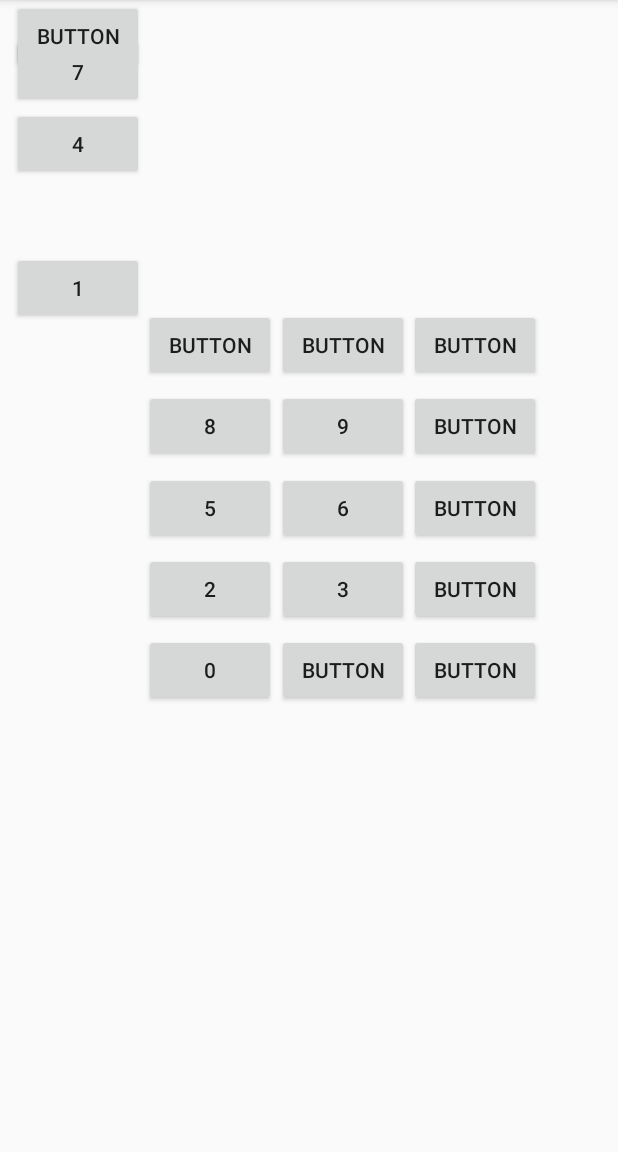
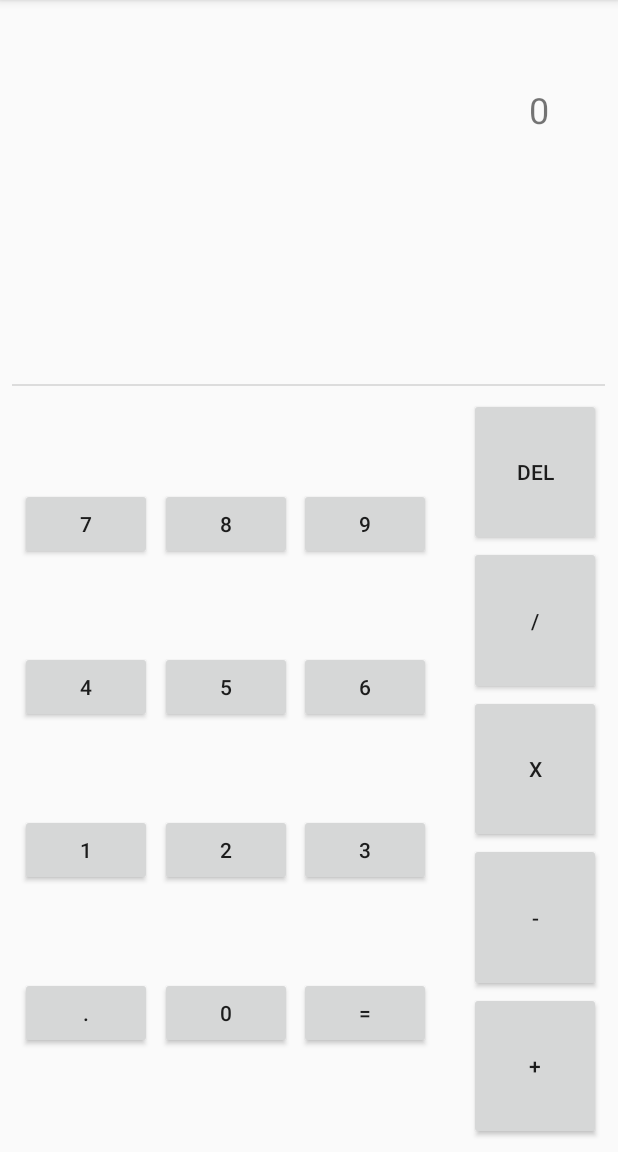
Before and after one commit to aidenchang07/Ch02_002, an Android app: the screen it shows after launch (MainActivity), on a phone screen of 412 x 824 dp, the part 84-1236 px from its top. Run offline under Robolectric (Android 15) with nearby library versions, the phone set to English and light mode, and no system bars.

Commit message:
按鍵擺放完成

```diff
--- a/app/src/main/res/layout/activity_main.xml
+++ b/app/src/main/res/layout/activity_main.xml
@@ -11,32 +11,35 @@
         android:layout_width="wrap_content"
         android:layout_height="wrap_content"
         android:layout_marginStart="8dp"
-        android:layout_marginTop="248dp"
+        android:layout_marginTop="8dp"
         android:text="@string/button_seven"
         app:layout_constraintBottom_toTopOf="@+id/button_four"
         app:layout_constraintEnd_toStartOf="@+id/button_eight"
         app:layout_constraintStart_toStartOf="parent"
-        app:layout_constraintTop_toTopOf="parent" />
+        app:layout_constraintTop_toBottomOf="@+id/divider" />
 
     <Button
         android:id="@+id/button_eight"
         android:layout_width="wrap_content"
         android:layout_height="wrap_content"
+        android:layout_marginTop="8dp"
         android:text="@string/button_eight"
         app:layout_constraintBottom_toTopOf="@+id/button_five"
         app:layout_constraintEnd_toStartOf="@+id/button_nine"
         app:layout_constraintStart_toEndOf="@+id/button_seven"
-        app:layout_constraintTop_toBottomOf="@+id/button17" />
+        app:layout_constraintTop_toBottomOf="@+id/divider" />
 
     <Button
         android:id="@+id/button_nine"
         android:layout_width="wrap_content"
         android:layout_height="wrap_content"
+        android:layout_marginTop="8dp"
+        android:layout_marginEnd="8dp"
         android:text="@string/button_nine"
         app:layout_constraintBottom_toTopOf="@+id/button_six"
-        app:layout_constraintEnd_toStartOf="@+id/button12"
+        app:layout_constraintEnd_toStartOf="@+id/guideline"
         app:layout_constraintStart_toEndOf="@+id/button_eight"
-        app:layout_constraintTop_toBottomOf="@+id/button18" />
+        app:layout_constraintTop_toBottomOf="@+id/divider" />
 
     <Button
         android:id="@+id/button_four"
@@ -63,9 +66,10 @@
         android:id="@+id/button_six"
         android:layout_width="wrap_content"
         android:layout_height="wrap_content"
+        android:layout_marginEnd="8dp"
         android:text="@string/button_six"
         app:layout_constraintBottom_toTopOf="@+id/button_three"
-        app:layout_constraintEnd_toStartOf="@+id/button13"
+        app:layout_constraintEnd_toStartOf="@+id/guideline"
         app:layout_constraintStart_toEndOf="@+id/button_five"
         app:layout_constraintTop_toBottomOf="@+id/button_nine" />
 
@@ -74,10 +78,8 @@
         android:layout_width="wrap_content"
         android:layout_height="wrap_content"
         android:layout_marginStart="8dp"
-        android:layout_marginTop="48dp"
-        android:layout_marginBottom="8dp"
         android:text="@string/button_one"
-        app:layout_constraintBottom_toTopOf="@+id/button16"
+        app:layout_constraintBottom_toTopOf="@+id/button_point"
         app:layout_constraintEnd_toStartOf="@+id/button_two"
         app:layout_constraintStart_toStartOf="parent"
         app:layout_constraintTop_toBottomOf="@+id/button_four" />
@@ -96,9 +98,10 @@
         android:id="@+id/button_three"
         android:layout_width="wrap_content"
         android:layout_height="wrap_content"
+        android:layout_marginEnd="8dp"
         android:text="@string/button_three"
-        app:layout_constraintBottom_toTopOf="@+id/button11"
-        app:layout_constraintEnd_toStartOf="@+id/button14"
+        app:layout_constraintBottom_toTopOf="@+id/button_equals"
+        app:layout_constraintEnd_toStartOf="@+id/guideline"
         app:layout_constraintStart_toEndOf="@+id/button_two"
         app:layout_constraintTop_toBottomOf="@+id/button_six" />
 
@@ -106,111 +109,137 @@
         android:id="@+id/button_zero"
         android:layout_width="wrap_content"
         android:layout_height="wrap_content"
-        android:layout_marginBottom="291dp"
+        android:layout_marginBottom="8dp"
         android:text="@string/button_zero"
         app:layout_constraintBottom_toBottomOf="parent"
-        app:layout_constraintEnd_toStartOf="@+id/button11"
-        app:layout_constraintStart_toEndOf="@+id/button16"
+        app:layout_constraintEnd_toStartOf="@+id/button_equals"
+        app:layout_constraintStart_toEndOf="@+id/button_point"
         app:layout_constraintTop_toBottomOf="@+id/button_two" />
 
-    <Button
-        android:id="@+id/button11"
-        android:layout_width="wrap_content"
-        android:layout_height="wrap_content"
-        android:layout_marginBottom="291dp"
-        android:text="Button"
-        app:layout_constraintBottom_toBottomOf="parent"
-        app:layout_constraintEnd_toStartOf="@+id/button15"
-        app:layout_constraintStart_toEndOf="@+id/button_zero"
-        app:layout_constraintTop_toBottomOf="@+id/button_three" />
-
-    <Button
-        android:id="@+id/button12"
-        android:layout_width="wrap_content"
-        android:layout_height="wrap_content"
-        android:layout_marginEnd="51dp"
-        android:text="Button"
-        app:layout_constraintBottom_toTopOf="@+id/button13"
-        app:layout_constraintEnd_toEndOf="parent"
-        app:layout_constraintStart_toEndOf="@+id/button_nine"
-        app:layout_constraintTop_toBottomOf="@+id/button20" />
-
-    <Button
-        android:id="@+id/button13"
-        android:layout_width="wrap_content"
-        android:layout_height="wrap_content"
-        android:layout_marginEnd="51dp"
-        android:text="Button"
-        app:layout_constraintBottom_toTopOf="@+id/button14"
-        app:layout_constraintEnd_toEndOf="parent"
-        app:layout_constraintStart_toEndOf="@+id/button_six"
-        app:layout_constraintTop_toBottomOf="@+id/button12" />
-
-    <Button
-        android:id="@+id/button14"
-        android:layout_width="wrap_content"
-        android:layout_height="wrap_content"
-        android:layout_marginEnd="51dp"
-        android:text="Button"
-        app:layout_constraintBottom_toTopOf="@+id/button15"
-        app:layout_constraintEnd_toEndOf="parent"
-        app:layout_constraintStart_toEndOf="@+id/button_three"
-        app:layout_constraintTop_toBottomOf="@+id/button13" />
-
-    <Button
-        android:id="@+id/button15"
-        android:layout_width="wrap_content"
-        android:layout_height="wrap_content"
-        android:layout_marginEnd="51dp"
-        android:layout_marginBottom="291dp"
-        android:text="Button"
+    <View
+        android:id="@+id/divider"
+        android:layout_width="395dp"
+        android:layout_height="1dp"
+        android:layout_marginStart="8dp"
+        android:layout_marginTop="8dp"
+        android:layout_marginEnd="8dp"
+        android:layout_marginBottom="8dp"
+        android:background="?android:attr/listDivider"
         app:layout_constraintBottom_toBottomOf="parent"
         app:layout_constraintEnd_toEndOf="parent"
-        app:layout_constraintStart_toEndOf="@+id/button11"
-        app:layout_constraintTop_toBottomOf="@+id/button14" />
+        app:layout_constraintHorizontal_bias="0.0"
+        app:layout_constraintStart_toStartOf="parent"
+        app:layout_constraintTop_toTopOf="parent"
+        app:layout_constraintVertical_bias="0.33" />
 
-    <Button
-        android:id="@+id/button16"
-        android:layout_width="wrap_content"
-        android:layout_height="wrap_content"
+    <TextView
+        android:id="@+id/textView"
+        android:layout_width="321dp"
+        android:layout_height="142dp"
         android:layout_marginStart="8dp"
-        android:text="Button"
-        app:layout_constraintEnd_toStartOf="@+id/button_zero"
-        app:layout_constraintStart_toStartOf="parent"
-        tools:layout_editor_absoluteY="540dp" />
-
-    <Button
-        android:id="@+id/button17"
-        android:layout_width="wrap_content"
-        android:layout_height="wrap_content"
-        android:layout_marginStart="96dp"
-        android:layout_marginTop="200dp"
-        android:text="Button"
-        app:layout_constraintBottom_toTopOf="@+id/button_eight"
-        app:layout_constraintEnd_toStartOf="@+id/button18"
+        android:layout_marginTop="8dp"
+        android:layout_marginEnd="8dp"
+        android:layout_marginBottom="8dp"
+        android:text="@string/answer"
+        android:textAlignment="viewEnd"
+        android:textSize="24sp"
+        app:layout_constraintBottom_toTopOf="@+id/divider"
+        app:layout_constraintEnd_toEndOf="parent"
+        app:layout_constraintHorizontal_bias="0.494"
         app:layout_constraintStart_toStartOf="parent"
         app:layout_constraintTop_toTopOf="parent" />
 
     <Button
-        android:id="@+id/button18"
+        android:id="@+id/button_point"
         android:layout_width="wrap_content"
         android:layout_height="wrap_content"
-        android:layout_marginTop="200dp"
-        android:text="Button"
-        app:layout_constraintBottom_toTopOf="@+id/button_nine"
-        app:layout_constraintEnd_toStartOf="@+id/button20"
-        app:layout_constraintStart_toEndOf="@+id/button17"
-        app:layout_constraintTop_toTopOf="parent" />
+        android:layout_marginStart="8dp"
+        android:layout_marginBottom="8dp"
+        android:text="@string/button_point"
+        app:layout_constraintBottom_toBottomOf="parent"
+        app:layout_constraintEnd_toStartOf="@+id/button_zero"
+        app:layout_constraintStart_toStartOf="parent"
+        app:layout_constraintTop_toBottomOf="@+id/button_one" />
 
     <Button
-        android:id="@+id/button20"
+        android:id="@+id/button_equals"
         android:layout_width="wrap_content"
         android:layout_height="wrap_content"
-        android:layout_marginTop="200dp"
-        android:layout_marginEnd="51dp"
-        android:text="Button"
-        app:layout_constraintBottom_toTopOf="@+id/button12"
+        android:layout_marginEnd="8dp"
+        android:layout_marginBottom="8dp"
+        android:text="@string/button_equals"
+        app:layout_constraintBottom_toBottomOf="parent"
+        app:layout_constraintEnd_toStartOf="@+id/guideline"
+        app:layout_constraintStart_toEndOf="@+id/button_zero"
+        app:layout_constraintTop_toBottomOf="@+id/button_three" />
+
+    <androidx.constraintlayout.widget.Guideline
+        android:id="@+id/guideline"
+        android:layout_width="wrap_content"
+        android:layout_height="wrap_content"
+        android:orientation="vertical"
+        app:layout_constraintGuide_percent="0.73" />
+
+    <Button
+        android:id="@+id/button_delete"
+        android:layout_width="wrap_content"
+        android:layout_height="0dp"
+        android:layout_marginStart="8dp"
+        android:layout_marginTop="8dp"
+        android:layout_marginEnd="8dp"
+        android:text="@string/button_delete"
+        app:layout_constraintBottom_toTopOf="@+id/button_division"
         app:layout_constraintEnd_toEndOf="parent"
-        app:layout_constraintStart_toEndOf="@+id/button18"
-        app:layout_constraintTop_toTopOf="parent" />
+        app:layout_constraintStart_toStartOf="@+id/guideline"
+        app:layout_constraintTop_toBottomOf="@+id/divider" />
+
+    <Button
+        android:id="@+id/button_division"
+        android:layout_width="wrap_content"
+        android:layout_height="0dp"
+        android:layout_marginStart="8dp"
+        android:layout_marginEnd="8dp"
+        android:text="@string/button_division"
+        app:layout_constraintBottom_toTopOf="@+id/button_times"
+        app:layout_constraintEnd_toEndOf="parent"
+        app:layout_constraintStart_toStartOf="@+id/guideline"
+        app:layout_constraintTop_toBottomOf="@+id/button_delete" />
+
+    <Button
+        android:id="@+id/button_times"
+        android:layout_width="wrap_content"
+        android:layout_height="0dp"
+        android:layout_marginStart="8dp"
+        android:layout_marginEnd="8dp"
+        android:text="@string/button_times"
+        app:layout_constraintBottom_toTopOf="@+id/button_minus"
+        app:layout_constraintEnd_toEndOf="parent"
+        app:layout_constraintStart_toStartOf="@+id/guideline"
+        app:layout_constraintTop_toBottomOf="@+id/button_division" />
+
+    <Button
+        android:id="@+id/button_minus"
+        android:layout_width="wrap_content"
+        android:layout_height="0dp"
+        android:layout_marginStart="8dp"
+        android:layout_marginEnd="8dp"
+        android:text="@string/button_minus"
+        app:layout_constraintBottom_toTopOf="@+id/button_add"
+        app:layout_constraintEnd_toEndOf="parent"
+        app:layout_constraintStart_toStartOf="@+id/guideline"
+        app:layout_constraintTop_toBottomOf="@+id/button_times" />
+
+    <Button
+        android:id="@+id/button_add"
+        android:layout_width="wrap_content"
+        android:layout_height="0dp"
+        android:layout_marginStart="8dp"
+        android:layout_marginEnd="8dp"
+        android:layout_marginBottom="8dp"
+        android:text="@string/button_add"
+        app:layout_constraintBottom_toBottomOf="parent"
+        app:layout_constraintEnd_toEndOf="parent"
+        app:layout_constraintStart_toStartOf="@+id/guideline"
+        app:layout_constraintTop_toBottomOf="@+id/button_minus" />
+
 </androidx.constraintlayout.widget.ConstraintLayout>
--- a/app/src/main/res/values/strings.xml
+++ b/app/src/main/res/values/strings.xml
@@ -1,5 +1,17 @@
 <resources>
     <string name="app_name">Ch02_002</string>
+    <!-- 結果面板 -->
+    <string name="answer">0</string>
+
+    <!-- 加減乘除&刪除&等號 -->
+    <string name="button_add">+</string>
+    <string name="button_minus">-</string>
+    <string name="button_times">x</string>
+    <string name="button_division">/</string>
+    <string name="button_delete">DEL</string>
+    <string name="button_equals">=</string>
+
+    <!-- 數字 -->
     <string name="button_zero">0</string>
     <string name="button_one">1</string>
     <string name="button_two">2</string>
@@ -10,4 +22,6 @@
     <string name="button_seven">7</string>
     <string name="button_eight">8</string>
     <string name="button_nine">9</string>
+    <string name="button_point">.</string>
+
 </resources>
--- a/build.gradle
+++ b/build.gradle
@@ -7,7 +7,7 @@ buildscript {
 
     }
     dependencies {
-        classpath 'com.android.tools.build:gradle:3.4.1'
+        classpath 'com.android.tools.build:gradle:3.4.2'
 
         // NOTE: Do not place your application dependencies here; they belong
         // in the individual module build.gradle files
```
